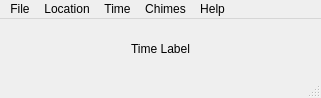
The window that mainwindow.ui (larsnaesbye/tempus) describes before a commit, drawn with Qt 5.
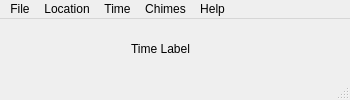
The same window after the commit. Icons and pictures are not drawn.

Commit message: minimum window size, more cities in XML, manual update

Patch:
```diff
--- a/mainwindow.ui
+++ b/mainwindow.ui
@@ -6,10 +6,16 @@
    <rect>
     <x>0</x>
     <y>0</y>
-    <width>321</width>
-    <height>98</height>
+    <width>350</width>
+    <height>100</height>
    </rect>
   </property>
+  <property name="minimumSize">
+   <size>
+    <width>350</width>
+    <height>100</height>
+   </size>
+  </property>
   <property name="cursor">
    <cursorShape>ArrowCursor</cursorShape>
   </property>
@@ -44,7 +50,7 @@
     <rect>
      <x>0</x>
      <y>0</y>
-     <width>321</width>
+     <width>350</width>
      <height>25</height>
     </rect>
    </property>
```
The commit also changes 10 other files.
